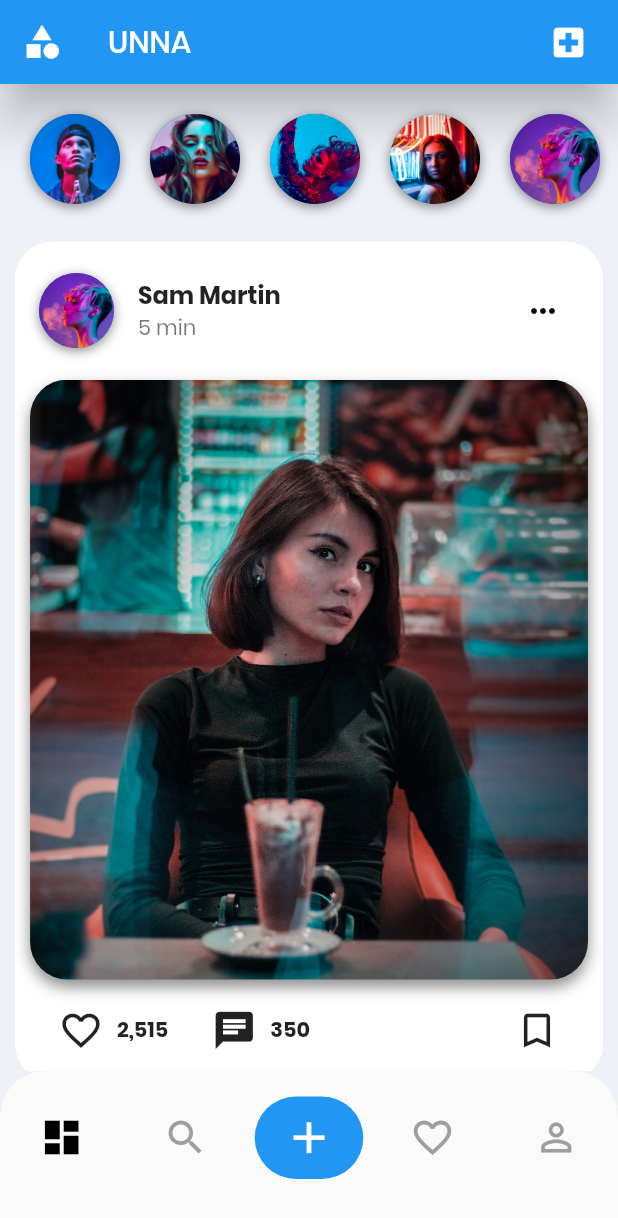
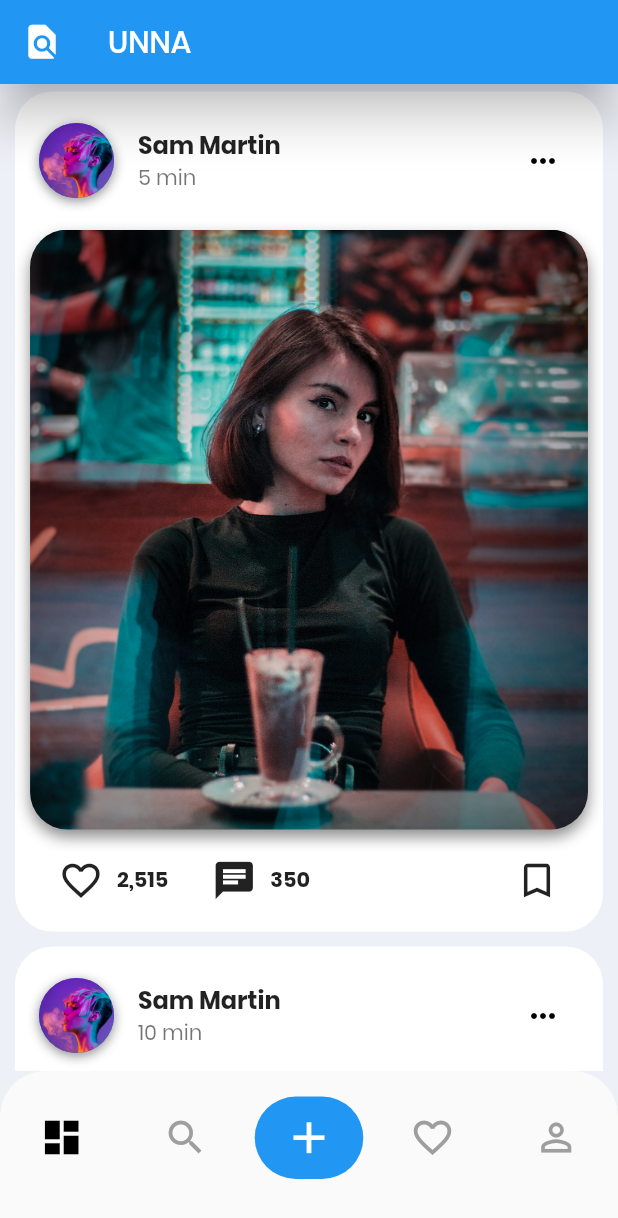
Before and after one commit to EdsonCalixtoo/UNNAA, a Flutter app: the FeedScreen screen opened directly, on a phone screen of 412 x 824 dp. Shown: the top 1218 px of the screen. Run offline on Flutter 3.47's test engine with Material 2 defaults, Android fonts, the phone set to English and light mode, and no system bars; our stand-ins replace brasil_fields, dio, image_picker, shared_preferences; accounts and stored records are empty.

```diff
--- a/lib/screens/feed_screen.dart
+++ b/lib/screens/feed_screen.dart
@@ -186,13 +186,13 @@ class _FeedScreenState extends State<FeedScreen> {
                 MaterialPageRoute(builder: (context) => FilterScreen()));
           },
           child: Icon(
-            Icons.category,
+            Icons.find_in_page,
             size: 27.0,
             color: Colors.white,
           ),
         ),
         actions: <Widget>[
-          Padding(
+          /*Padding(
             padding: EdgeInsets.only(right: 20.0),
             child: GestureDetector(
               onTap: () {},
@@ -201,7 +201,7 @@ class _FeedScreenState extends State<FeedScreen> {
                 size: 26.0,
               ),
             ),
-          )
+          )*/
         ],
       ),
       backgroundColor: Color(0xFFEDF0F6),
@@ -214,7 +214,7 @@ class _FeedScreenState extends State<FeedScreen> {
               mainAxisAlignment: MainAxisAlignment.spaceBetween,
             ),
           ),
-          Container(
+          /*Container(
             width: double.infinity,
             height: 100.0,
             child: ListView.builder(
@@ -224,7 +224,7 @@ class _FeedScreenState extends State<FeedScreen> {
                 if (index == 0) {
                   return SizedBox(width: 10.0);
                 }
-                return Container(
+               return Container(
                   margin: EdgeInsets.all(10.0),
                   width: 60.0,
                   height: 60.0,
@@ -251,7 +251,7 @@ class _FeedScreenState extends State<FeedScreen> {
                 );
               },
             ),
-          ),
+          )*/
           _buildPost(0),
           _buildPost(1),
         ],
```
